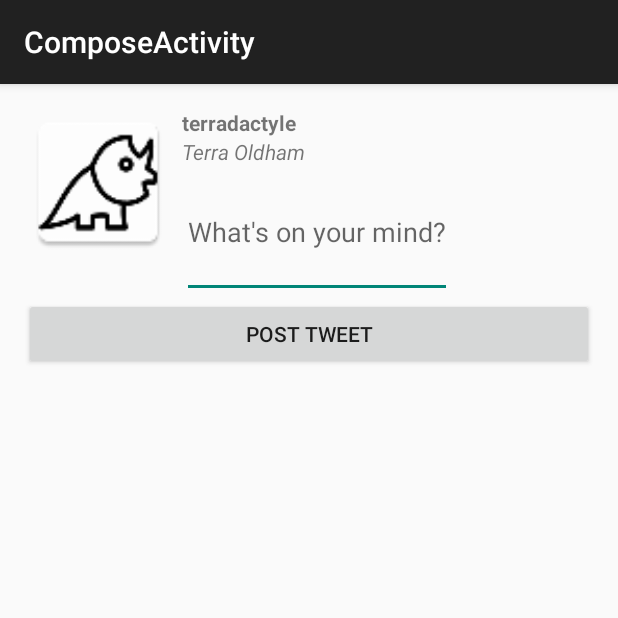
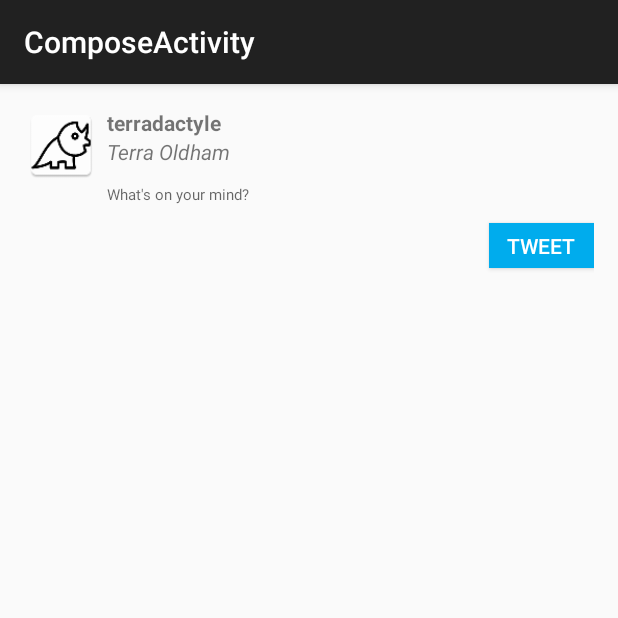
Before and after one commit to terraoldham/TwitterTweets, an Android app: the TimelineActivity screen opened directly, with no data from a screen before it, after a tap on "Compose", on a phone screen of 412 x 824 dp, the top half of it. Run offline under Robolectric (Android 15) with nearby library versions, the phone set to English and light mode, and no system bars; our stand-ins replace Picasso; libraries missing offline, so code that uses them is left out: com.activeandroid, com.loopj.android, cz.msebera.android; pictures from the network do not load; 2 statements that could not run were skipped.

Commit message:
Opening screen and compose screen edits

```diff
--- a/app/src/main/java/com/codepath/apps/twittertweets/TweetsArrayAdapater.java
+++ b/app/src/main/java/com/codepath/apps/twittertweets/TweetsArrayAdapater.java
@@ -19,30 +19,6 @@ public class TweetsArrayAdapater extends ArrayAdapter<Tweet> {
         //super(context, android.R.layout.simple_list_item_1, tweets);
         super(context, 0, tweets);
     }
-
-    /*
-    public class ParseRelativeDate {
-        // getRelativeTimeAgo("Mon Apr 01 21:16:23 +0000 2014");
-        public String getRelativeTimeAgo(String rawJsonDate) throws java.text.ParseException {
-            String twitterFormat = "EEE MMM dd HH:mm:ss ZZZZZ yyyy";
-            SimpleDateFormat sf = new SimpleDateFormat(twitterFormat, Locale.ENGLISH);
-            sf.setLenient(true);
-
-            String relativeDate = "";
-            try {
-                long dateMillis = sf.parse(rawJsonDate).getTime();
-                relativeDate = DateUtils.getRelativeTimeSpanString(dateMillis,
-                        System.currentTimeMillis(), DateUtils.SECOND_IN_MILLIS).toString();
-            } catch (ParseException e) {
-                e.printStackTrace();
-            }
-
-            return relativeDate;
-        }
-
-        //Twitter date format Fri Apr 09 12:53:54 +0000 2010
-    }
-    */
 
     @Override
     public View getView(int position, View convertView, ViewGroup parent) {
--- a/app/src/main/res/layout/activity_login.xml
+++ b/app/src/main/res/layout/activity_login.xml
@@ -6,7 +6,15 @@
     android:paddingLeft="@dimen/activity_horizontal_margin"
     android:paddingRight="@dimen/activity_horizontal_margin"
     android:paddingTop="@dimen/activity_vertical_margin"
-    tools:context=".LoginActivity" >
+    tools:context=".LoginActivity"
+    android:background="#00aced">
+
+    <ImageView
+        android:layout_width="100dp"
+        android:layout_height="100dp"
+        android:id="@+id/twitterWelcome"
+        android:layout_centerHorizontal="true"
+        android:src="@drawable/icon_twitter"/>
 
     <Button
         android:layout_width="match_parent"
@@ -14,6 +22,8 @@
         android:layout_centerHorizontal="true"
         android:layout_margin="20dp"
         android:onClick="loginToRest"
-        android:text="@string/login_label" />
+        android:layout_below="@id/twitterWelcome"
+        android:text="Login to Twitter"
+        android:id="@+id/button" />
 
 </RelativeLayout>
--- a/app/src/main/res/layout/content_compose.xml
+++ b/app/src/main/res/layout/content_compose.xml
@@ -13,8 +13,8 @@
     tools:showIn="@layout/activity_compose">
 
     <ImageView
-        android:layout_width="100dp"
-        android:layout_height="100dp"
+        android:layout_width="50dp"
+        android:layout_height="50dp"
         android:id="@+id/ivProfileImage"
         android:background="@mipmap/dino_tweets"
         android:layout_alignParentLeft="true"
@@ -23,7 +23,7 @@
         android:layout_marginRight="5dp" />
 
     <TextView
-        android:layout_width="wrap_content"
+        android:layout_width="match_parent"
         android:layout_height="wrap_content"
         android:text="terradactyle"
         android:textStyle="bold"
@@ -44,9 +44,12 @@
 
     <EditText
         android:layout_width="wrap_content"
+        android:textColor="#00aced"
         android:layout_height="wrap_content"
         android:id="@+id/tweet_text"
+        android:background="@android:color/transparent"
         android:lines="3"
+        android:textSize="10dp"
         android:layout_below="@id/tvName"
         android:layout_toRightOf="@+id/ivProfileImage"
         android:layout_toEndOf="@+id/ivProfileImage"
@@ -55,9 +58,12 @@
     <Button
         android:id="@+id/onCompose"
         android:onClick="onCompose"
-        android:layout_width="match_parent"
-        android:layout_height="wrap_content"
-        android:text="Post Tweet"
-        android:layout_below="@id/tweet_text"/>
+        android:layout_width="70dp"
+        android:layout_alignParentRight="true"
+        android:layout_height="30dp"
+        android:text="Tweet"
+        android:layout_below="@id/tweet_text"
+        android:background="#00aced"
+        android:textColor="#FFFFFF"/>
 
 </RelativeLayout>
```
Also changed, not shown: app/src/main/res/drawable-hdpi/icon_twitter.png (added), app/src/main/res/drawable-mdpi/icon_twitter.png (added), app/src/main/res/drawable-xhdpi/icon_twitter.png (added), app/src/main/res/drawable-xxhdpi/icon_twitter.png (added).
